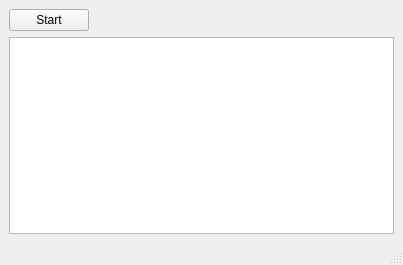
The window that src/checker/ui_mainwindow.ui (mugwort-rc/qsurveytools) describes before a commit, drawn with Qt 5.
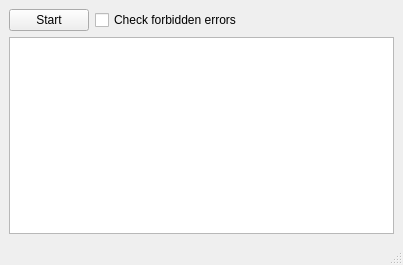
The same window after the commit.

Patch:
```diff
--- a/src/checker/ui_mainwindow.ui
+++ b/src/checker/ui_mainwindow.ui
@@ -15,6 +15,9 @@
   </property>
   <widget class="QWidget" name="centralwidget">
    <layout class="QGridLayout" name="gridLayout">
+    <item row="1" column="0" colspan="3">
+     <widget class="QListView" name="listView"/>
+    </item>
     <item row="0" column="0">
      <widget class="QPushButton" name="pushButtonStart">
       <property name="text">
@@ -22,7 +25,7 @@
       </property>
      </widget>
     </item>
-    <item row="0" column="1">
+    <item row="0" column="2">
      <spacer name="horizontalSpacer">
       <property name="orientation">
        <enum>Qt::Horizontal</enum>
@@ -35,8 +38,12 @@
       </property>
      </spacer>
     </item>
-    <item row="1" column="0" colspan="2">
-     <widget class="QListView" name="listView"/>
+    <item row="0" column="1">
+     <widget class="QCheckBox" name="checkBoxCheckForbiddenErrors">
+      <property name="text">
+       <string>Check forbidden errors</string>
+      </property>
+     </widget>
     </item>
    </layout>
   </widget>
```
